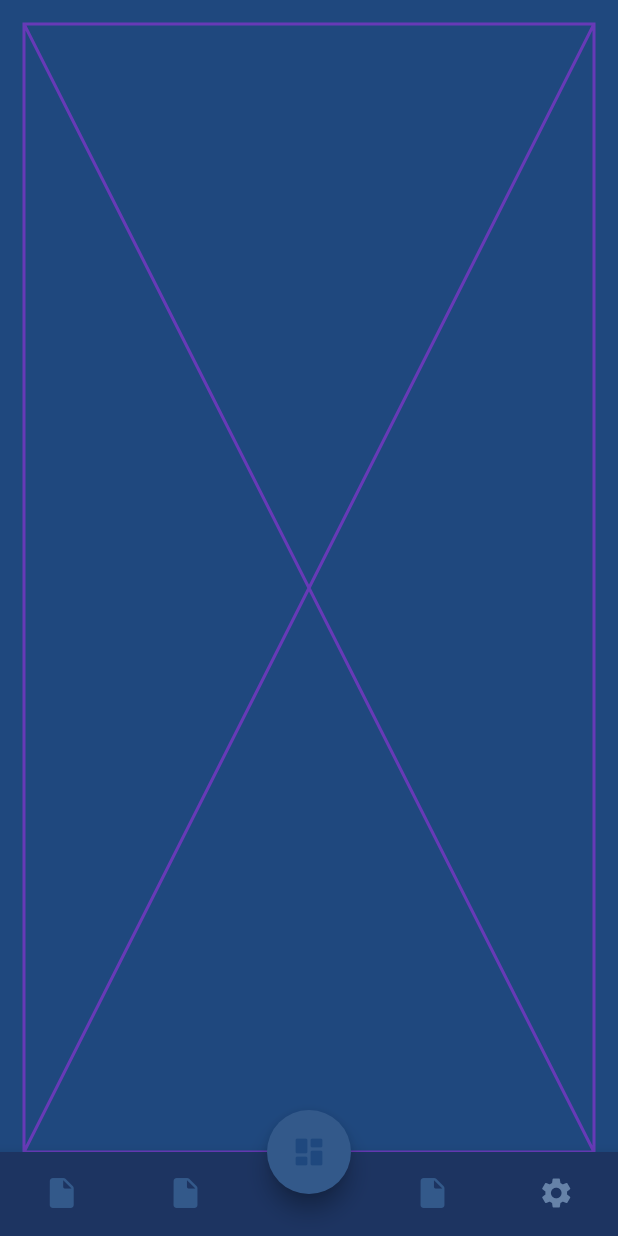
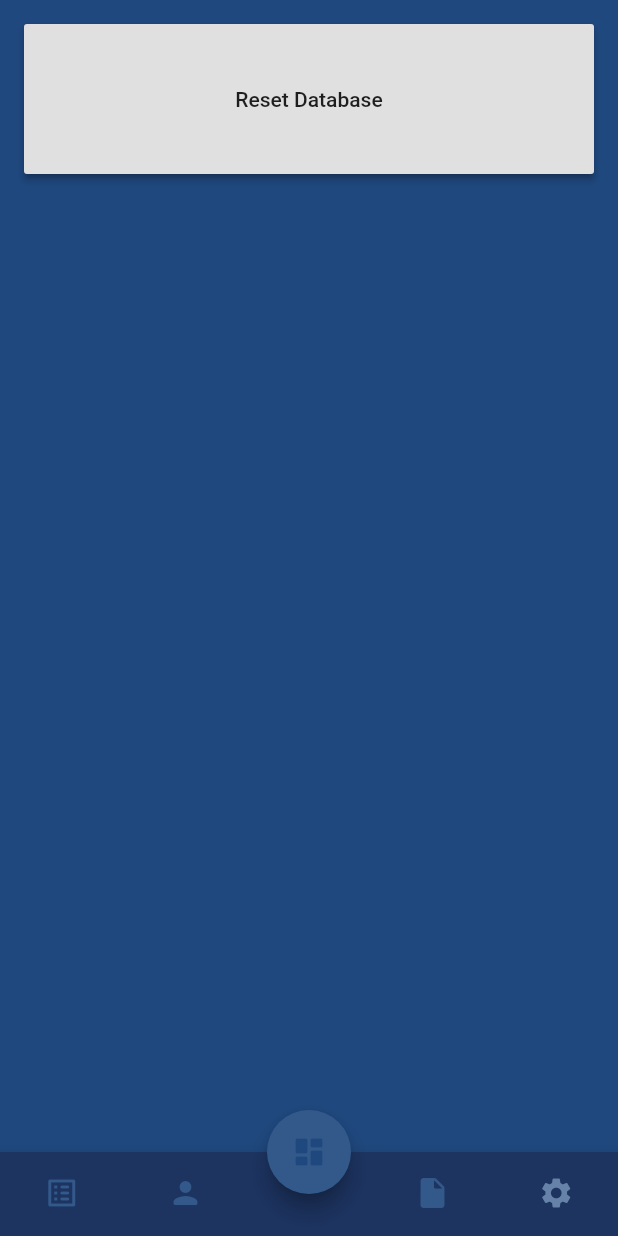
Before and after one commit to zipdang04/n_euro_n, a Flutter app: the screen it shows after launch, item 5 of the bottom bar chosen, on a phone screen of 412 x 824 dp. Run offline on Flutter 3.47's test engine with Material 2 defaults, Android fonts, the light colour scheme and no system bars; our stand-ins replace google_fonts.

Commit message:
Minor Visual Update + SettingScreen Base

```diff
--- a/lib/module/core/homeScaffold.dart
+++ b/lib/module/core/homeScaffold.dart
@@ -30,7 +30,7 @@ class _HomeScaffoldState extends State<HomeScaffold> {
       Placeholder(color: Colors.amber,),
       getHomeScreen(),
       Placeholder(color: Colors.deepOrange,),
-      Placeholder(color: Colors.deepPurple,)
+      getSettingScreen(),
     ];
     return Scaffold(
       //appBar: AppBar(title: Text('Demo'),),
@@ -48,9 +48,9 @@ class _HomeScaffoldState extends State<HomeScaffold> {
       floatingActionButtonLocation: FloatingActionButtonLocation.centerDocked,
       bottomNavigationBar: BottomNavigationBar(
         items: <BottomNavigationBarItem>[
-          BottomNavigationBarItem(icon: Icon(Icons.insert_drive_file_rounded), label: 'Indigo'),
-          BottomNavigationBarItem(icon: Icon(Icons.insert_drive_file_rounded), label: 'Amber'),
-          BottomNavigationBarItem(icon: Container(/*child: Icon(Icons.insert_drive_file_rounded)*/), label: ''),
+          BottomNavigationBarItem(icon: Icon(Icons.list_alt_rounded), label: 'All Exercises'),
+          BottomNavigationBarItem(icon: Icon(Icons.person_rounded), label: 'Personal Progress'),
+          BottomNavigationBarItem(icon: Container(/*child: Icon(Icons.insert_drive_file_rounded)*/), label: 'Home'),
           BottomNavigationBarItem(icon: Icon(Icons.insert_drive_file_rounded), label: 'Deep Orange'),
           BottomNavigationBarItem(icon: Icon(Icons.settings), label: 'Settings'),
         ],
--- a/lib/module/moduleInterface.dart
+++ b/lib/module/moduleInterface.dart
@@ -5,6 +5,7 @@ import 'screen/homeScreen.dart';
 import 'screen/allExerciseScreen.dart';
 import 'screen/pregameScreen.dart';
 import 'core/exerciseHandler.dart';
+import 'screen/settingScreen.dart';
 
 Widget getHomeScaffold() {
   return HomeScaffold();
@@ -25,3 +26,7 @@ Widget getAllExerciseScreen() {
 Widget getPreGameScreen(Exercise _exercise) {
   return preGameScreen(exercise: _exercise,);
 }
+
+Widget getSettingScreen() {
+  return SettingScreen();
+}
--- /dev/null
+++ b/lib/module/screen/settingScreen.dart
@@ -0,0 +1,22 @@
+import 'package:flutter/material.dart';
+
+class SettingScreen extends StatelessWidget {
+  const SettingScreen({Key? key}) : super(key: key);
+
+  @override
+  Widget build(BuildContext context) {
+    return ListView(
+      children: [
+        Container(
+          height: 100,
+          child: Expanded(
+            child: RaisedButton(
+              onPressed: () {},
+              child: Text('Reset Database'),
+            ),
+          ),
+        )
+      ],
+    );
+  }
+}
```
